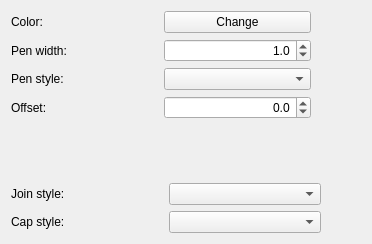
The window that qgis/src/ui/symbollayer/widget_simpleline.ui (sourcepole/qgis) describes before a commit, drawn with Qt 5.
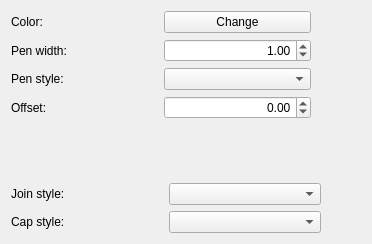
The same window after the commit. Custom widgets are drawn as their Qt base class.

Diff of the .ui file:
```diff
--- a/qgis/src/ui/symbollayer/widget_simpleline.ui
+++ b/qgis/src/ui/symbollayer/widget_simpleline.ui
@@ -82,7 +82,7 @@
         <set>Qt::AlignRight|Qt::AlignTrailing|Qt::AlignVCenter</set>
        </property>
        <property name="decimals">
-        <number>1</number>
+        <number>2</number>
        </property>
        <property name="minimum">
         <double>-100000.000000000000000</double>
@@ -104,7 +104,7 @@
         <set>Qt::AlignRight|Qt::AlignTrailing|Qt::AlignVCenter</set>
        </property>
        <property name="decimals">
-        <number>1</number>
+        <number>2</number>
        </property>
        <property name="maximum">
         <double>100000.000000000000000</double>
```
